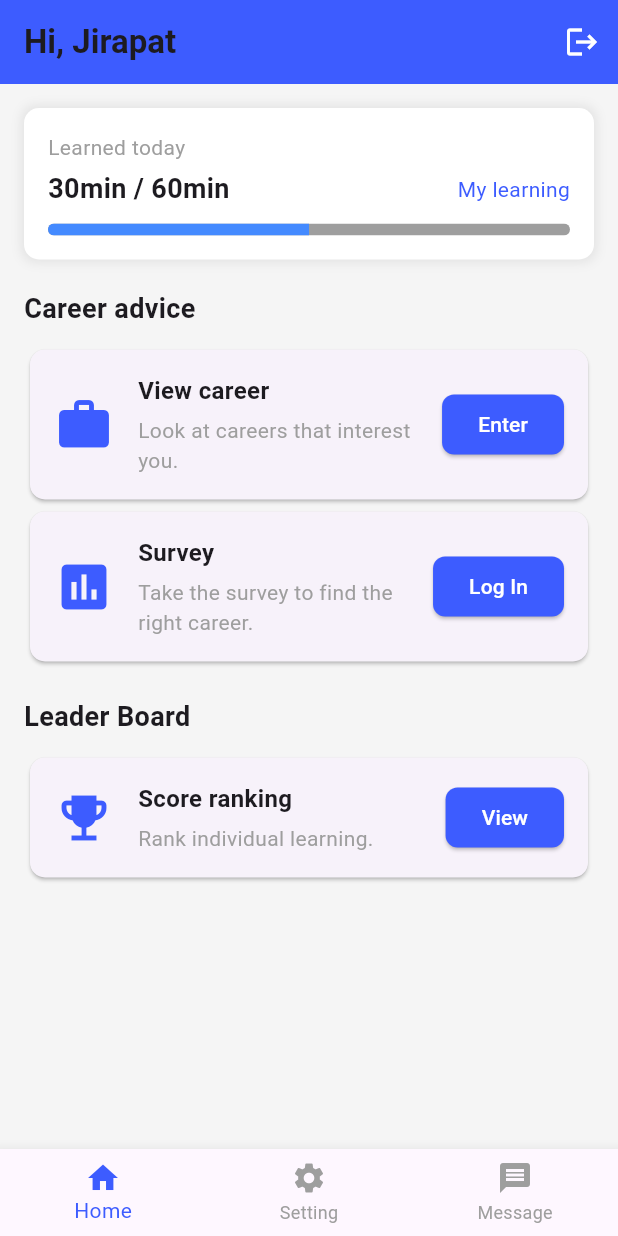
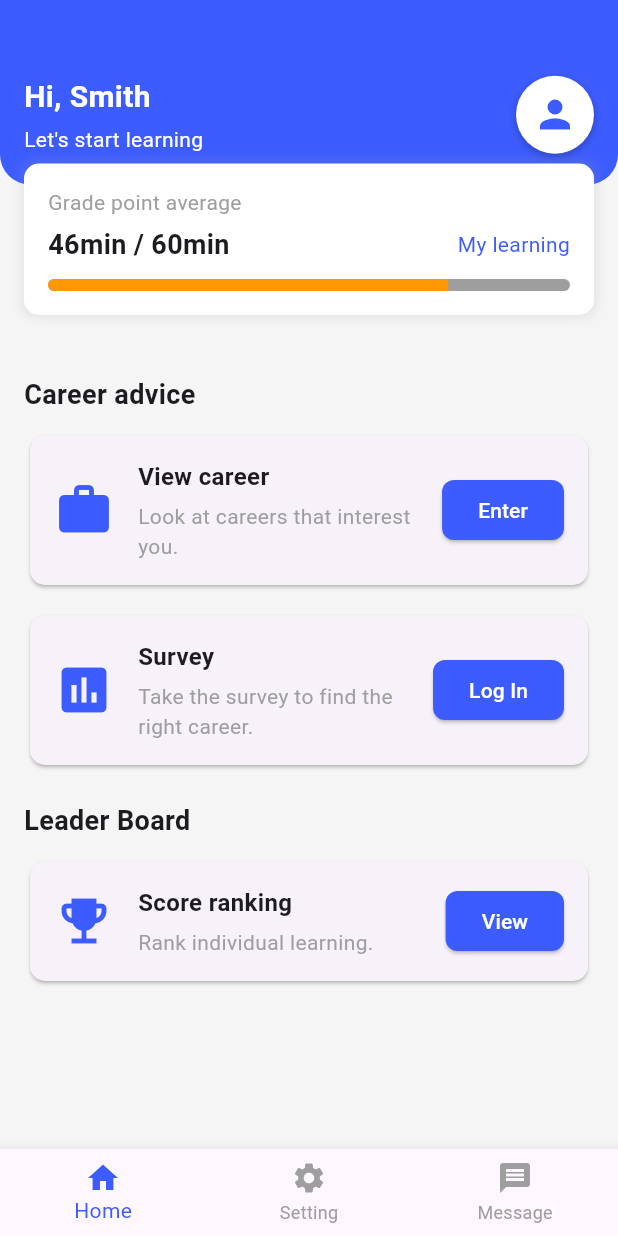
Before and after one commit to D5en15/rmutl-fullProject, a Flutter app: the HomeScreen screen opened directly, on a phone screen of 412 x 824 dp. Run offline on Flutter 3.47's test engine with Material 3 defaults, Android fonts, the phone set to English and light mode, and no system bars.

Commit message:
edit home page

```diff
--- a/lib/home.dart
+++ b/lib/home.dart
@@ -1,9 +1,5 @@
 import 'package:flutter/material.dart';
-import 'login.dart';
-// import 'choose.dart';
 import 'setting.dart';
-// import 'messagepage.dart';
-// import 'leaderboard.dart';
 
 class HomeScreen extends StatefulWidget {
   @override
@@ -15,7 +11,6 @@ class _HomeScreenState extends State<HomeScreen> {
 
   final List<Widget> _screens = [
     HomeContent(),
-    // MessageScreen(),
     SettingScreen(),
   ];
 
@@ -23,31 +18,10 @@ class _HomeScreenState extends State<HomeScreen> {
   Widget build(BuildContext context) {
     return Scaffold(
       backgroundColor: Colors.grey[100],
-      // AppBar จะแสดงเฉพาะในหน้า Home
-      appBar: _currentIndex == 0
-          ? AppBar(
-              backgroundColor: const Color(0xFF3D5CFF),
-              title: const Text('Hi, Jirapat', style: TextStyle(fontWeight: FontWeight.bold)),
-              actions: [
-                IconButton(
-                  icon: const Icon(Icons.logout, color: Colors.white),
-                  onPressed: () {
-                    // นำทางไปยังหน้า Login
-                    Navigator.pushReplacement(
-                      context,
-                      MaterialPageRoute(builder: (context) => LoginScreen()),
-                    );
-                  },
-                ),
-              ],
-            )
-          : null, // ถ้าไม่ใช่หน้า Home ไม่แสดง AppBar
-
       body: IndexedStack(
         index: _currentIndex,
         children: _screens,
       ),
-
       bottomNavigationBar: BottomNavigationBar(
         currentIndex: _currentIndex,
         onTap: (index) => setState(() => _currentIndex = index),
@@ -57,8 +31,6 @@ class _HomeScreenState extends State<HomeScreen> {
         type: BottomNavigationBarType.fixed,
         items: const [
           BottomNavigationBarItem(icon: Icon(Icons.home), label: 'Home'),
-          // BottomNavigationBarItem(icon: Icon(Icons.leaderboard), label: 'Board'),
-          // BottomNavigationBarItem(icon: Icon(Icons.library_books), label: 'Course'),
           BottomNavigationBarItem(icon: Icon(Icons.settings), label: 'Setting'),
           BottomNavigationBarItem(icon: Icon(Icons.message), label: 'Message'),
         ],
@@ -70,13 +42,21 @@ class _HomeScreenState extends State<HomeScreen> {
 class HomeContent extends StatelessWidget {
   @override
   Widget build(BuildContext context) {
-    return ListView(
+    return Column(
+      children: [
+        _buildHeader(context),
+        Expanded(
+          child: ListView(
             padding: const EdgeInsets.all(16.0),
             children: [
-        _buildProgressCard(),
-        const SizedBox(height: 20),
+              Transform.translate(
+                offset: const Offset(0, -30),
+                child: _buildProgressCard(),
+              ),
+              const SizedBox(height: 10),
               _buildSection("Career advice", [
                 _buildCard(Icons.work, 'View career', 'Look at careers that interest you.', 'Enter'),
+                const SizedBox(height: 12),
                 _buildCard(Icons.poll, 'Survey', 'Take the survey to find the right career.', 'Log In'),
               ]),
               const SizedBox(height: 20),
@@ -84,17 +64,68 @@ class HomeContent extends StatelessWidget {
                 _buildCard(Icons.emoji_events, 'Score ranking', 'Rank individual learning.', 'View'),
               ]),
             ],
+          ),
+        ),
+      ],
     );
   }
 
-  Widget _buildSection(String title, List<Widget> cards) {
-    return Column(
+  /// ✅ Header พร้อมคลิกโปรไฟล์แล้วไปหน้า Setting
+  Widget _buildHeader(BuildContext context) {
+    return Container(
+      padding: const EdgeInsets.fromLTRB(16, 50, 16, 20),
+      decoration: const BoxDecoration(
+        color: Color(0xFF3D5CFF),
+        borderRadius: BorderRadius.only(
+          bottomLeft: Radius.circular(20),
+          bottomRight: Radius.circular(20),
+        ),
+      ),
+      child: Row(
+        children: [
+          Expanded(
+            child: Column(
               crossAxisAlignment: CrossAxisAlignment.start,
-      children: [
-        Text(title, style: const TextStyle(fontSize: 18, fontWeight: FontWeight.bold)),
-        const SizedBox(height: 10),
-        Column(children: cards),
+              children: const [
+                Text('Hi, Smith',
+                    style: TextStyle(fontSize: 20, fontWeight: FontWeight.bold, color: Colors.white)),
+                SizedBox(height: 4),
+                Text("Let's start learning", style: TextStyle(color: Colors.white)),
               ],
+            ),
+          ),
+
+          // ✅ คลิกแล้วไปหน้า SettingScreen
+          InkWell(
+            onTap: () {
+              Navigator.push(
+                context,
+                MaterialPageRoute(builder: (context) => SettingScreen()),
+              );
+            },
+            borderRadius: BorderRadius.circular(100),
+            child: Container(
+              padding: const EdgeInsets.all(2),
+              decoration: BoxDecoration(
+                shape: BoxShape.circle,
+                color: Colors.white,
+                boxShadow: [
+                  BoxShadow(
+                    color: Colors.black26,
+                    blurRadius: 4,
+                    offset: Offset(0, 2),
+                  ),
+                ],
+              ),
+              child: const CircleAvatar(
+                radius: 24,
+                backgroundColor: Colors.white,
+                child: Icon(Icons.person, size: 30, color: Color(0xFF3D5CFF)),
+              ),
+            ),
+          ),
+        ],
+      ),
     );
   }
 
@@ -109,12 +140,12 @@ class HomeContent extends StatelessWidget {
       child: Column(
         crossAxisAlignment: CrossAxisAlignment.start,
         children: [
-          const Text('Learned today', style: TextStyle(color: Colors.grey)),
+          const Text('Grade point average', style: TextStyle(color: Colors.grey)),
           const SizedBox(height: 5),
           Row(
             mainAxisAlignment: MainAxisAlignment.spaceBetween,
             children: const [
-              Text('30min / 60min', style: TextStyle(fontWeight: FontWeight.bold, fontSize: 18)),
+              Text('46min / 60min', style: TextStyle(fontWeight: FontWeight.bold, fontSize: 18)),
               Text('My learning', style: TextStyle(color: Color(0xFF3D5CFF))),
             ],
           ),
@@ -122,14 +153,25 @@ class HomeContent extends StatelessWidget {
           ClipRRect(
             borderRadius: BorderRadius.circular(5),
             child: const LinearProgressIndicator(
-              value: 30 / 60,
+              value: 46 / 60,
               backgroundColor: Colors.grey,
-              color: Colors.blueAccent,
+              color: Colors.orange,
               minHeight: 8,
             ),
           ),
         ],
       ),
+    );
+  }
+
+  Widget _buildSection(String title, List<Widget> cards) {
+    return Column(
+      crossAxisAlignment: CrossAxisAlignment.start,
+      children: [
+        Text(title, style: const TextStyle(fontSize: 18, fontWeight: FontWeight.bold)),
+        const SizedBox(height: 10),
+        Column(children: cards),
+      ],
     );
   }
 
```
Also changed, not shown: pubspec.lock. Lines whose indentation alone changed are shown as unchanged.
